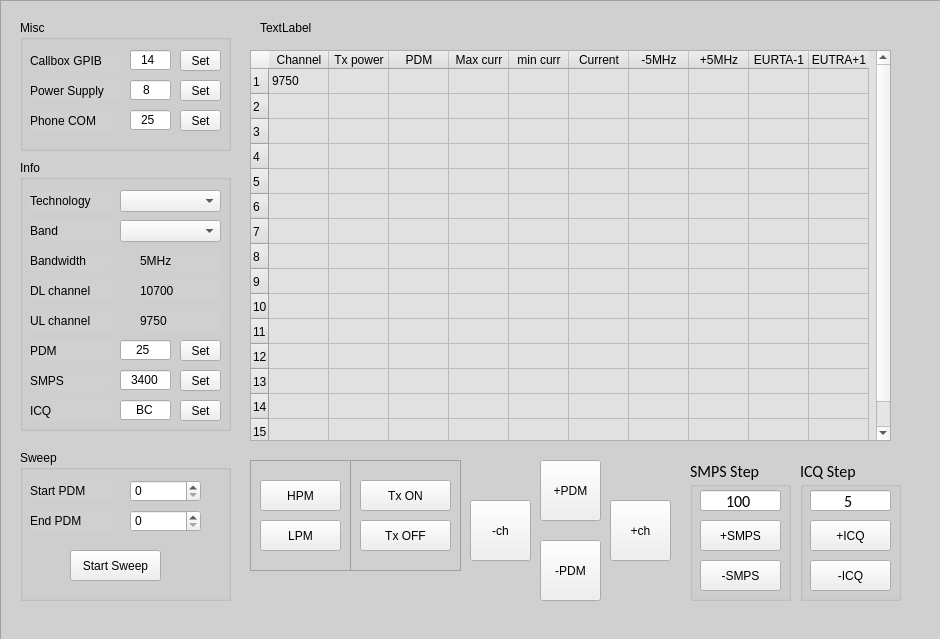
Above: mainGui2.ui from tmc9031/RF_Tuning_Tool before the change. Below: the same form after it.
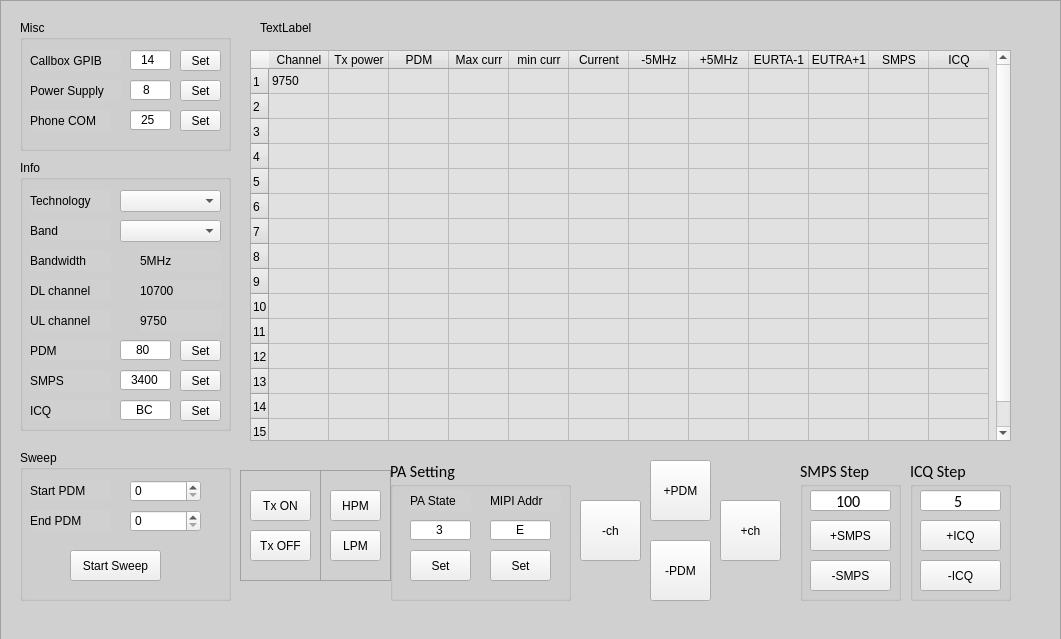
That is the form after the change. Icons and pictures are not drawn.

Commit message: Add PA State/MIPI Address GUI

```diff
--- a/mainGui2.ui
+++ b/mainGui2.ui
@@ -6,7 +6,7 @@
    <rect>
     <x>0</x>
     <y>0</y>
-    <width>940</width>
+    <width>1061</width>
     <height>639</height>
    </rect>
   </property>
@@ -21,7 +21,7 @@
     <rect>
      <x>0</x>
      <y>0</y>
-     <width>941</width>
+     <width>1061</width>
      <height>641</height>
     </rect>
    </property>
@@ -246,7 +246,7 @@
       <string>000; </string>
      </property>
      <property name="text">
-      <string>25</string>
+      <string>80</string>
      </property>
      <property name="maxLength">
       <number>3</number>
@@ -423,7 +423,7 @@
    <widget class="QToolButton" name="btnChMinus">
     <property name="geometry">
      <rect>
-      <x>470</x>
+      <x>580</x>
       <y>500</y>
       <width>61</width>
       <height>61</height>
@@ -452,7 +452,7 @@
    <widget class="QToolButton" name="btnPDMPlus">
     <property name="geometry">
      <rect>
-      <x>540</x>
+      <x>650</x>
       <y>460</y>
       <width>61</width>
       <height>61</height>
@@ -481,7 +481,7 @@
    <widget class="QToolButton" name="btnChPlus">
     <property name="geometry">
      <rect>
-      <x>610</x>
+      <x>720</x>
       <y>500</y>
       <width>61</width>
       <height>61</height>
@@ -510,7 +510,7 @@
    <widget class="QToolButton" name="btnPDMMinus">
     <property name="geometry">
      <rect>
-      <x>540</x>
+      <x>650</x>
       <y>540</y>
       <width>61</width>
       <height>61</height>
@@ -708,9 +708,9 @@
    <widget class="QFrame" name="frame_2">
     <property name="geometry">
      <rect>
-      <x>250</x>
-      <y>460</y>
-      <width>101</width>
+      <x>320</x>
+      <y>470</y>
+      <width>71</width>
       <height>111</height>
      </rect>
     </property>
@@ -725,7 +725,7 @@
       <rect>
        <x>10</x>
        <y>20</y>
-       <width>81</width>
+       <width>51</width>
        <height>31</height>
       </rect>
      </property>
@@ -744,7 +744,7 @@
       <rect>
        <x>10</x>
        <y>60</y>
-       <width>81</width>
+       <width>51</width>
        <height>31</height>
       </rect>
      </property>
@@ -762,9 +762,9 @@
    <widget class="QFrame" name="frame_3">
     <property name="geometry">
      <rect>
-      <x>350</x>
-      <y>460</y>
-      <width>111</width>
+      <x>240</x>
+      <y>470</y>
+      <width>81</width>
       <height>111</height>
      </rect>
     </property>
@@ -779,7 +779,7 @@
       <rect>
        <x>10</x>
        <y>60</y>
-       <width>91</width>
+       <width>61</width>
        <height>31</height>
       </rect>
      </property>
@@ -798,7 +798,7 @@
       <rect>
        <x>10</x>
        <y>20</y>
-       <width>91</width>
+       <width>61</width>
        <height>31</height>
       </rect>
      </property>
@@ -818,7 +818,7 @@
      <rect>
       <x>250</x>
       <y>50</y>
-      <width>641</width>
+      <width>761</width>
       <height>391</height>
      </rect>
     </property>
@@ -833,7 +833,7 @@
      <number>15</number>
     </property>
     <property name="columnCount">
-     <number>10</number>
+     <number>12</number>
     </property>
     <attribute name="horizontalHeaderCascadingSectionResizes">
      <bool>false</bool>
@@ -912,6 +912,16 @@
       <string>EUTRA+1</string>
      </property>
     </column>
+    <column>
+     <property name="text">
+      <string>SMPS</string>
+     </property>
+    </column>
+    <column>
+     <property name="text">
+      <string>ICQ</string>
+     </property>
+    </column>
     <item row="0" column="0">
      <property name="text">
       <string>9750</string>
@@ -934,7 +944,7 @@
    <widget class="QGroupBox" name="groupBoxSMPSStep">
     <property name="geometry">
      <rect>
-      <x>690</x>
+      <x>800</x>
       <y>460</y>
       <width>101</width>
       <height>141</height>
@@ -1010,7 +1020,7 @@
    <widget class="QGroupBox" name="groupBoxICQStep">
     <property name="geometry">
      <rect>
-      <x>800</x>
+      <x>910</x>
       <y>460</y>
       <width>101</width>
       <height>141</height>
@@ -1083,6 +1093,145 @@
      </property>
     </widget>
    </widget>
+   <widget class="QGroupBox" name="groupBoxPA">
+    <property name="geometry">
+     <rect>
+      <x>390</x>
+      <y>460</y>
+      <width>181</width>
+      <height>141</height>
+     </rect>
+    </property>
+    <property name="font">
+     <font>
+      <family>Calibri</family>
+      <pointsize>12</pointsize>
+     </font>
+    </property>
+    <property name="title">
+     <string>PA Setting</string>
+    </property>
+    <widget class="QLabel" name="qlPAStateTitle">
+     <property name="geometry">
+      <rect>
+       <x>20</x>
+       <y>30</y>
+       <width>61</width>
+       <height>21</height>
+      </rect>
+     </property>
+     <property name="text">
+      <string>PA State</string>
+     </property>
+    </widget>
+    <widget class="QToolButton" name="btnSetPAState">
+     <property name="geometry">
+      <rect>
+       <x>20</x>
+       <y>90</y>
+       <width>61</width>
+       <height>31</height>
+      </rect>
+     </property>
+     <property name="text">
+      <string>Set</string>
+     </property>
+    </widget>
+    <widget class="QLineEdit" name="qlePAState">
+     <property name="geometry">
+      <rect>
+       <x>20</x>
+       <y>60</y>
+       <width>61</width>
+       <height>20</height>
+      </rect>
+     </property>
+     <property name="inputMethodHints">
+      <set>Qt::ImhNone</set>
+     </property>
+     <property name="inputMask">
+      <string>9; </string>
+     </property>
+     <property name="text">
+      <string>3</string>
+     </property>
+     <property name="maxLength">
+      <number>1</number>
+     </property>
+     <property name="alignment">
+      <set>Qt::AlignCenter</set>
+     </property>
+    </widget>
+    <widget class="QLabel" name="qlMIPIAddrTitle">
+     <property name="geometry">
+      <rect>
+       <x>100</x>
+       <y>30</y>
+       <width>71</width>
+       <height>21</height>
+      </rect>
+     </property>
+     <property name="text">
+      <string>MIPI Addr</string>
+     </property>
+    </widget>
+    <widget class="QLineEdit" name="qleMIPIAddr">
+     <property name="geometry">
+      <rect>
+       <x>100</x>
+       <y>60</y>
+       <width>61</width>
+       <height>20</height>
+      </rect>
+     </property>
+     <property name="inputMethodHints">
+      <set>Qt::ImhNone</set>
+     </property>
+     <property name="inputMask">
+      <string>H; </string>
+     </property>
+     <property name="text">
+      <string>E</string>
+     </property>
+     <property name="maxLength">
+      <number>1</number>
+     </property>
+     <property name="alignment">
+      <set>Qt::AlignCenter</set>
+     </property>
+    </widget>
+    <widget class="QToolButton" name="btnSetMIPIAddr">
+     <property name="geometry">
+      <rect>
+       <x>100</x>
+       <y>90</y>
+       <width>61</width>
+       <height>31</height>
+      </rect>
+     </property>
+     <property name="text">
+      <string>Set</string>
+     </property>
+    </widget>
+   </widget>
+   <zorder>groupBoxInfo</zorder>
+   <zorder>groupBoxSweep</zorder>
+   <zorder>btnChMinus</zorder>
+   <zorder>btnPDMPlus</zorder>
+   <zorder>btnChPlus</zorder>
+   <zorder>btnPDMMinus</zorder>
+   <zorder>groupBoxMisc</zorder>
+   <zorder>frame_2</zorder>
+   <zorder>frame_3</zorder>
+   <zorder>tableWidget</zorder>
+   <zorder>qlMessage</zorder>
+   <zorder>groupBoxSMPSStep</zorder>
+   <zorder>groupBoxICQStep</zorder>
+   <zorder>groupBoxPA</zorder>
+   <zorder>btnSetMIPIAddr</zorder>
+   <zorder>qlMIPIAddrTitle</zorder>
+   <zorder>qleMIPIAddr</zorder>
+   <zorder>qlPAStateTitle</zorder>
   </widget>
   <action name="actionCopy">
    <property name="text">
```
The commit also changes 1 other file.
